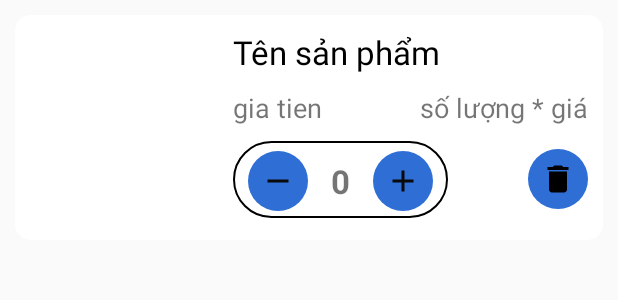
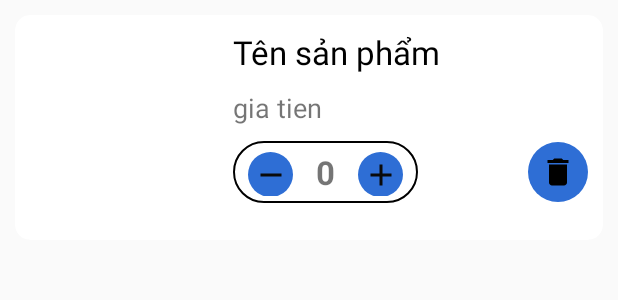
Before and after one commit to DTP000/linhkiendientu-app-android, an Android app: the layout item_cart.xml on its own in the app's theme, with its tools: preview values and no code run, on a phone screen of 412 x 824 dp. Shown: the top 300 px of the screen. Run offline under Robolectric (Android 15) with nearby library versions, the phone set to English and light mode, and no system bars.

Commit message:
update last test

```diff
--- a/app/src/main/java/tk/dtp000/linhkiendientu/ProductDetailActivity.java
+++ b/app/src/main/java/tk/dtp000/linhkiendientu/ProductDetailActivity.java
@@ -8,6 +8,7 @@ import android.widget.ImageButton;
 import android.widget.ImageView;
 import android.widget.Spinner;
 import android.widget.TextView;
+import android.widget.Toast;
 
 import androidx.annotation.NonNull;
 
@@ -68,6 +69,7 @@ public class ProductDetailActivity extends BaseActivity implements ProductDetail
         ibBtnFavourite.setOnClickListener(new View.OnClickListener() {
             @Override
             public void onClick(View view) {
+                Toast.makeText(getApplicationContext(), "Đã thêm vào yêu thích", Toast.LENGTH_SHORT).show();
                 Log.i("testAAAA", "zo dc day roi");
                 Favourite favourite = new Favourite(
                         mProduct.id,
@@ -84,6 +86,7 @@ public class ProductDetailActivity extends BaseActivity implements ProductDetail
         tvAddCard.setOnClickListener(new View.OnClickListener() {
             @Override
             public void onClick(View v) {
+                Toast.makeText(getApplicationContext(), "Đã thêm vào giỏ hàng", Toast.LENGTH_SHORT).show();
                 Log.i("testAAAA", "zo dc them gio hang roi");
 //                int id, String name, String image, String description,
 //                int quantity, double price, int categoryId
--- a/app/src/main/java/tk/dtp000/linhkiendientu/ui/adapter/OrderDetailAdapter.java
+++ b/app/src/main/java/tk/dtp000/linhkiendientu/ui/adapter/OrderDetailAdapter.java
@@ -75,7 +75,7 @@ public class OrderDetailAdapter extends RecyclerView.Adapter<OrderDetailAdapter.
             imgOrderDetail = itemView.findViewById(R.id.img_cart);
             tv_product_name1 = itemView.findViewById(R.id.name_cart);
             tvPrice = itemView.findViewById(R.id.price_cart);
-            tvTotalPrice = itemView.findViewById(R.id.item_total_price);
+//            tvTotalPrice = itemView.findViewById(R.id.item_total_price);
             tvQuanlity = itemView.findViewById(R.id.quantity_detail);
         }
     }
--- a/app/src/main/java/tk/dtp000/linhkiendientu/ui/fragment/OrderFragment.java
+++ b/app/src/main/java/tk/dtp000/linhkiendientu/ui/fragment/OrderFragment.java
@@ -5,6 +5,7 @@ import android.util.Log;
 import android.view.LayoutInflater;
 import android.view.View;
 import android.view.ViewGroup;
+import android.widget.TextView;
 
 import androidx.annotation.NonNull;
 import androidx.annotation.Nullable;
@@ -37,6 +38,7 @@ public class OrderFragment extends Fragment implements OrderFragmentConstract.IV
     }
 
     private void initGUI(View rootVIew){
+
         rcOrderDetail = rootVIew.findViewById(R.id.recycleView_giohang);
     }
 
@@ -58,4 +60,5 @@ public class OrderFragment extends Fragment implements OrderFragmentConstract.IV
         rcOrderDetail.setAdapter(adapter);
 
     }
+
 }
--- a/app/src/main/res/layout/item_cart.xml
+++ b/app/src/main/res/layout/item_cart.xml
@@ -42,13 +42,6 @@
                     android:text="gia tien"
                     android:textSize="18dp"
                     />
-                <TextView
-                    android:id="@+id/item.total.price"
-                    android:layout_width="wrap_content"
-                    android:layout_height="wrap_content"
-                    android:layout_gravity="end"
-                    android:text="số lượng * giá"
-                    android:textSize="18sp"/>
             </FrameLayout>
 
             <FrameLayout
@@ -56,15 +49,17 @@
                 android:layout_width="match_parent"
                 android:layout_height="wrap_content"
                 >
+
                 <LinearLayout
                     android:layout_width="wrap_content"
                     android:layout_height="wrap_content"
-                    android:orientation="horizontal"
+                    android:background="@drawable/backgrouddetail"
+                    android:gravity="center"
+                    android:orientation="horizontal">
 
-                    android:background="@drawable/backgrouddetail">
                     <ImageButton
-                        android:layout_width="40dp"
-                        android:layout_height="40dp"
+                        android:layout_width="30dp"
+                        android:layout_height="30dp"
                         android:layout_marginLeft="5dp"
                         android:layout_marginTop="2dp"
                         android:background="@drawable/round_button"
@@ -72,28 +67,31 @@
                         android:gravity="center_vertical|center_horizontal"
                         android:textColor="@color/white"
                         app:srcCompat="@drawable/ic_baseline_remove_black24" />
+
                     <TextView
-                        android:layout_marginTop="7dp"
                         android:id="@+id/quantity.detail"
                         android:layout_width="wrap_content"
                         android:layout_height="wrap_content"
                         android:layout_marginLeft="15dp"
+
                         android:layout_marginRight="15dp"
                         android:text="0"
                         android:textSize="22dp"
-                        android:textStyle="bold"/>
+                        android:textStyle="bold" />
+
                     <ImageButton
-                        android:layout_width="40dp"
-                        android:layout_height="40dp"
+                        android:layout_width="30dp"
+                        android:layout_height="30dp"
+                        android:layout_marginTop="2dp"
                         android:layout_marginRight="5dp"
-                        android:layout_marginTop="2dp"
                         android:background="@drawable/round_button"
+                        android:backgroundTint="@color/colorPrimary"
                         android:gravity="center_vertical|center_horizontal"
                         android:textColor="#C0C0C0"
-                        android:backgroundTint="@color/colorPrimary"
                         app:srcCompat="@drawable/ic_baseline_add_black24" />
 
                 </LinearLayout>
+
                 <ImageButton
                     android:layout_width="40dp"
                     android:layout_height="40dp"
--- a/app/src/main/res/layout/item_category.xml
+++ b/app/src/main/res/layout/item_category.xml
@@ -4,13 +4,13 @@
     android:layout_width="150dp"
     android:layout_height="wrap_content"
     android:layout_margin="8dp"
-    app:cardCornerRadius="15dp">
+    app:cardCornerRadius="10dp">
 
 
     <androidx.constraintlayout.widget.ConstraintLayout
         android:layout_width="match_parent"
         android:layout_height="match_parent"
-        android:background="#CDE2F3">
+        android:background="#F3F8FB">
 
         <ImageView
             android:id="@+id/img.cate"
```
Also changed, not shown: app/src/main/java/tk/dtp000/linhkiendientu/MainActivity.java (+7 -0 lines), app/src/main/assets/shop.sqlite.
